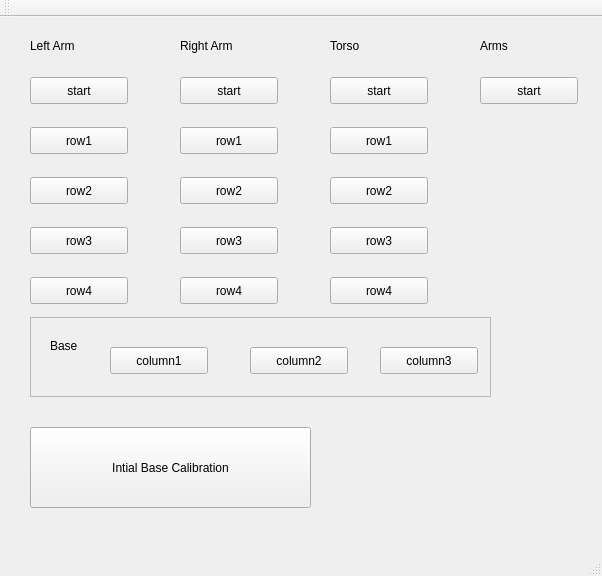
First picture: the form in rqt_amazon_challenge/resource/pr2amazonchallenge.ui, repository CoffeRobot/amazon_challenge, before the edit.
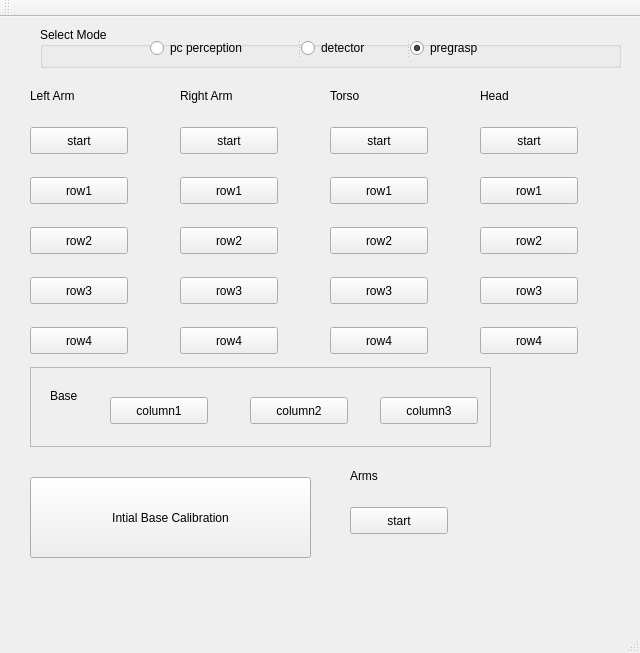
Second picture: the form after the edit.

Commit message: added head joint pos added mode buttons: perception/detector/pregrasp

```diff
--- a/rqt_amazon_challenge/resource/pr2amazonchallenge.ui
+++ b/rqt_amazon_challenge/resource/pr2amazonchallenge.ui
@@ -6,8 +6,8 @@
    <rect>
     <x>0</x>
     <y>0</y>
-    <width>602</width>
-    <height>576</height>
+    <width>640</width>
+    <height>653</height>
    </rect>
   </property>
   <property name="windowTitle">
@@ -18,7 +18,7 @@
     <property name="geometry">
      <rect>
       <x>30</x>
-      <y>60</y>
+      <y>110</y>
       <width>98</width>
       <height>27</height>
      </rect>
@@ -31,7 +31,7 @@
     <property name="geometry">
      <rect>
       <x>30</x>
-      <y>20</y>
+      <y>70</y>
       <width>66</width>
       <height>17</height>
      </rect>
@@ -44,7 +44,7 @@
     <property name="geometry">
      <rect>
       <x>180</x>
-      <y>20</y>
+      <y>70</y>
       <width>66</width>
       <height>17</height>
      </rect>
@@ -57,7 +57,7 @@
     <property name="geometry">
      <rect>
       <x>330</x>
-      <y>20</y>
+      <y>70</y>
       <width>66</width>
       <height>17</height>
      </rect>
@@ -70,7 +70,7 @@
     <property name="geometry">
      <rect>
       <x>30</x>
-      <y>110</y>
+      <y>160</y>
       <width>98</width>
       <height>27</height>
      </rect>
@@ -83,7 +83,7 @@
     <property name="geometry">
      <rect>
       <x>30</x>
-      <y>160</y>
+      <y>210</y>
       <width>98</width>
       <height>27</height>
      </rect>
@@ -96,7 +96,7 @@
     <property name="geometry">
      <rect>
       <x>30</x>
-      <y>210</y>
+      <y>260</y>
       <width>98</width>
       <height>27</height>
      </rect>
@@ -109,7 +109,7 @@
     <property name="geometry">
      <rect>
       <x>30</x>
-      <y>260</y>
+      <y>310</y>
       <width>98</width>
       <height>27</height>
      </rect>
@@ -122,7 +122,7 @@
     <property name="geometry">
      <rect>
       <x>180</x>
-      <y>210</y>
+      <y>260</y>
       <width>98</width>
       <height>27</height>
      </rect>
@@ -135,7 +135,7 @@
     <property name="geometry">
      <rect>
       <x>180</x>
-      <y>260</y>
+      <y>310</y>
       <width>98</width>
       <height>27</height>
      </rect>
@@ -148,7 +148,7 @@
     <property name="geometry">
      <rect>
       <x>180</x>
-      <y>60</y>
+      <y>110</y>
       <width>98</width>
       <height>27</height>
      </rect>
@@ -161,7 +161,7 @@
     <property name="geometry">
      <rect>
       <x>180</x>
-      <y>110</y>
+      <y>160</y>
       <width>98</width>
       <height>27</height>
      </rect>
@@ -174,7 +174,7 @@
     <property name="geometry">
      <rect>
       <x>180</x>
-      <y>160</y>
+      <y>210</y>
       <width>98</width>
       <height>27</height>
      </rect>
@@ -187,7 +187,7 @@
     <property name="geometry">
      <rect>
       <x>330</x>
-      <y>210</y>
+      <y>260</y>
       <width>98</width>
       <height>27</height>
      </rect>
@@ -200,7 +200,7 @@
     <property name="geometry">
      <rect>
       <x>330</x>
-      <y>260</y>
+      <y>310</y>
       <width>98</width>
       <height>27</height>
      </rect>
@@ -213,7 +213,7 @@
     <property name="geometry">
      <rect>
       <x>330</x>
-      <y>60</y>
+      <y>110</y>
       <width>98</width>
       <height>27</height>
      </rect>
@@ -226,7 +226,7 @@
     <property name="geometry">
      <rect>
       <x>330</x>
-      <y>110</y>
+      <y>160</y>
       <width>98</width>
       <height>27</height>
      </rect>
@@ -239,7 +239,7 @@
     <property name="geometry">
      <rect>
       <x>330</x>
-      <y>160</y>
+      <y>210</y>
       <width>98</width>
       <height>27</height>
      </rect>
@@ -252,7 +252,7 @@
     <property name="geometry">
      <rect>
       <x>30</x>
-      <y>410</y>
+      <y>460</y>
       <width>281</width>
       <height>81</height>
      </rect>
@@ -265,7 +265,7 @@
     <property name="geometry">
      <rect>
       <x>30</x>
-      <y>300</y>
+      <y>350</y>
       <width>461</width>
       <height>80</height>
      </rect>
@@ -332,8 +332,8 @@
    <widget class="QLabel" name="label_5">
     <property name="geometry">
      <rect>
-      <x>480</x>
-      <y>20</y>
+      <x>350</x>
+      <y>450</y>
       <width>66</width>
       <height>17</height>
      </rect>
@@ -345,8 +345,133 @@
    <widget class="QPushButton" name="arms_start_pos_button">
     <property name="geometry">
      <rect>
+      <x>350</x>
+      <y>490</y>
+      <width>98</width>
+      <height>27</height>
+     </rect>
+    </property>
+    <property name="text">
+     <string>start</string>
+    </property>
+   </widget>
+   <widget class="QLabel" name="label_6">
+    <property name="geometry">
+     <rect>
       <x>480</x>
-      <y>60</y>
+      <y>70</y>
+      <width>66</width>
+      <height>17</height>
+     </rect>
+    </property>
+    <property name="text">
+     <string>Head</string>
+    </property>
+   </widget>
+   <widget class="QGroupBox" name="groupBox">
+    <property name="geometry">
+     <rect>
+      <x>40</x>
+      <y>10</y>
+      <width>581</width>
+      <height>41</height>
+     </rect>
+    </property>
+    <property name="title">
+     <string>Select Mode</string>
+    </property>
+    <widget class="QSplitter" name="splitter">
+     <property name="geometry">
+      <rect>
+       <x>110</x>
+       <y>10</y>
+       <width>371</width>
+       <height>22</height>
+      </rect>
+     </property>
+     <property name="orientation">
+      <enum>Qt::Horizontal</enum>
+     </property>
+     <widget class="QRadioButton" name="pc_perception_button">
+      <property name="text">
+       <string>pc perception</string>
+      </property>
+     </widget>
+     <widget class="QRadioButton" name="detector_button">
+      <property name="text">
+       <string>detector</string>
+      </property>
+      <property name="checked">
+       <bool>false</bool>
+      </property>
+     </widget>
+     <widget class="QRadioButton" name="pregrasp_button">
+      <property name="text">
+       <string>pregrasp</string>
+      </property>
+      <property name="checked">
+       <bool>true</bool>
+      </property>
+     </widget>
+    </widget>
+   </widget>
+   <widget class="QPushButton" name="head_row_2_pos_button">
+    <property name="geometry">
+     <rect>
+      <x>480</x>
+      <y>210</y>
+      <width>98</width>
+      <height>27</height>
+     </rect>
+    </property>
+    <property name="text">
+     <string>row2</string>
+    </property>
+   </widget>
+   <widget class="QPushButton" name="head_row_1_pos_button">
+    <property name="geometry">
+     <rect>
+      <x>480</x>
+      <y>160</y>
+      <width>98</width>
+      <height>27</height>
+     </rect>
+    </property>
+    <property name="text">
+     <string>row1</string>
+    </property>
+   </widget>
+   <widget class="QPushButton" name="head_row_3_pos_button">
+    <property name="geometry">
+     <rect>
+      <x>480</x>
+      <y>260</y>
+      <width>98</width>
+      <height>27</height>
+     </rect>
+    </property>
+    <property name="text">
+     <string>row3</string>
+    </property>
+   </widget>
+   <widget class="QPushButton" name="head_row_4_pos_button">
+    <property name="geometry">
+     <rect>
+      <x>480</x>
+      <y>310</y>
+      <width>98</width>
+      <height>27</height>
+     </rect>
+    </property>
+    <property name="text">
+     <string>row4</string>
+    </property>
+   </widget>
+   <widget class="QPushButton" name="head_start_pos_button">
+    <property name="geometry">
+     <rect>
+      <x>480</x>
+      <y>110</y>
       <width>98</width>
       <height>27</height>
      </rect>
```
Left out of the diff: 2 changed lines with no effect on the pictures. The commit also changes 1 other file.
